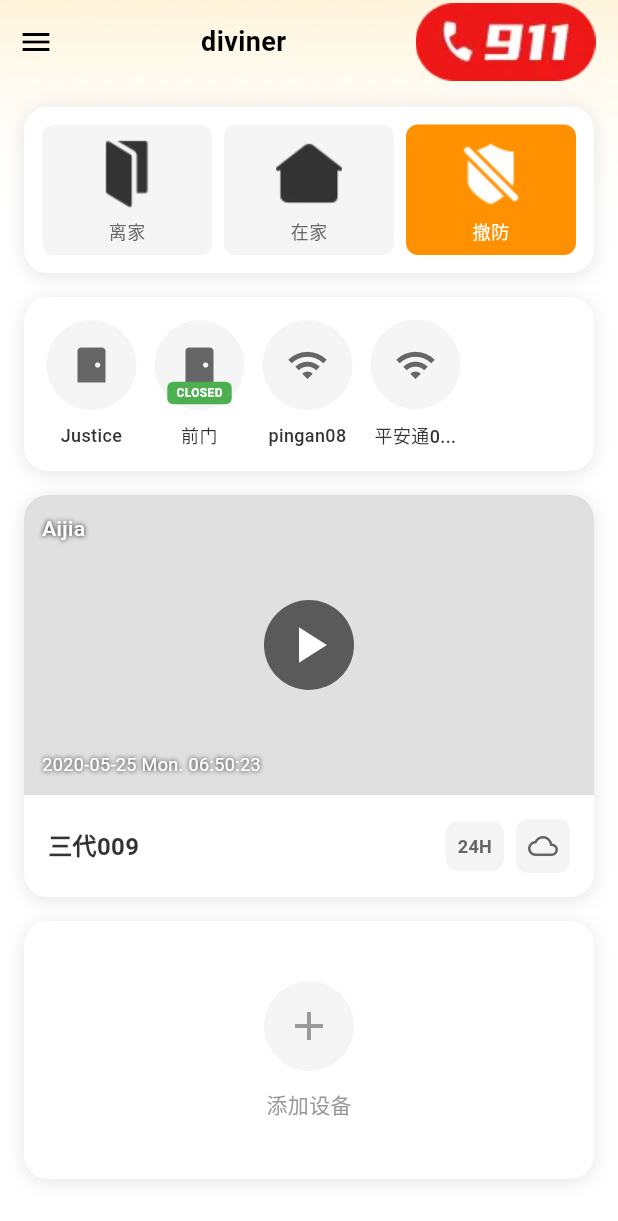
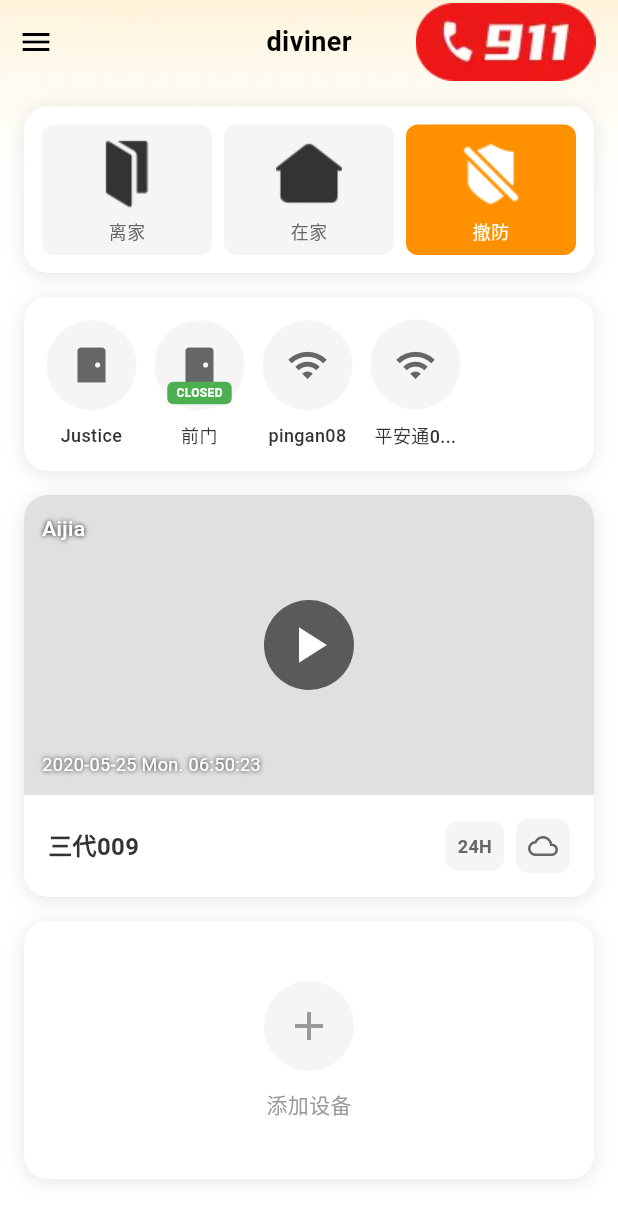
Before and after one commit to HadisNZL/FlutterFlyguy, a Flutter app: the HomePage screen opened directly, on a phone screen of 412 x 824 dp. Shown: the top 1221 px of the screen. Run offline on Flutter 3.47's test engine with Material 3 defaults, Android fonts, the light colour scheme and no system bars; our stand-ins replace device_info_plus, dio, flutter_easyloading, flutter_riverpod, freezed_annotation, go_router and 5 more; accounts and stored records are empty; generated files the repository leaves out were written again.

Commit message:
feat: 实现全局特殊错误码统一处理机制
- 新增错误码常量管理（error_codes.dart）
- 新增全局异常基类 GlobalHandledException
- 实现拦截器 Map 映射（代替 if-else）
- 实现策略模式处理器（Handler + Registry）
- 新增 ErrorHandlerUtil 统一页面错误处理
- 新增防重入机制避免重复弹窗
- 优化退出登录忽略接口错误
- 修复首页标题水平居中问题

```diff
--- a/lib/api/business_api.dart
+++ b/lib/api/business_api.dart
@@ -7,6 +7,7 @@ import '../core/storage/token_storage.dart';
 
 final businessApiProvider = Provider<BusinessApi>((ref) {
   final dio = DioClient.createBusiness(
+    ref: ref,
     tokenStorage: ref.watch(tokenStorageProvider),
   );
   return BusinessApi(dio);
--- /dev/null
+++ b/lib/core/constants/error_codes.dart
@@ -0,0 +1,5 @@
+/// 业务错误码常量
+class BusinessErrorCode {
+  /// OAuth 失败（账号在其他设备登录）
+  static const int accountConflict = 74015;
+}
--- /dev/null
+++ b/lib/core/exceptions/business_exceptions.dart
@@ -0,0 +1,19 @@
+/// 全局处理的异常基类
+/// 标记：此类异常已被全局处理，页面层不需要显示 Toast
+abstract class GlobalHandledException implements Exception {}
+
+/// 账号冲突异常（其他设备登录）
+class AccountConflictException extends GlobalHandledException {
+  AccountConflictException({
+    required this.latestDevice,
+    required this.latestLoginTime,
+    required this.message,
+  });
+
+  final String latestDevice;
+  final String latestLoginTime;
+  final String message;
+
+  @override
+  String toString() => message;
+}
--- /dev/null
+++ b/lib/core/handlers/global_error_handler_registry.dart
@@ -0,0 +1,26 @@
+import 'package:flutter/material.dart';
+import 'package:flutter_riverpod/flutter_riverpod.dart';
+
+import '../exceptions/business_exceptions.dart';
+import 'global_error_handler.dart';
+
+/// 全局错误处理器注册表
+class GlobalErrorHandlerRegistry {
+  /// 处理器映射表
+  static final _handlers = <Type, GlobalErrorHandler>{
+    AccountConflictException: AccountConflictHandler(),
+    // 未来新增特殊错误码，只需在此添加处理器
+  };
+
+  /// 处理全局错误
+  static Future<void> handle(
+    BuildContext context,
+    WidgetRef ref,
+    GlobalHandledException error,
+  ) async {
+    final handler = _handlers[error.runtimeType];
+    if (handler != null) {
+      await handler.handle(context, ref, error);
+    }
+  }
+}
--- a/lib/pages/home/home_page.dart
+++ b/lib/pages/home/home_page.dart
@@ -45,16 +45,22 @@ class HomePage extends StatelessWidget {
           SizedBox(height: MediaQuery.of(context).padding.top),
           SizedBox(
             height: 56,
-            child: Row(
+            child: Stack(
               children: [
-                IconButton(
-                  icon: const Icon(Icons.menu, color: Colors.black),
-                  onPressed: () {},
+                // 左侧菜单按钮
+                Positioned(
+                  left: 0,
+                  top: 0,
+                  bottom: 0,
+                  child: IconButton(
+                    icon: const Icon(Icons.menu, color: Colors.black),
+                    onPressed: () {},
+                  ),
                 ),
-                const Expanded(
+                // 中间标题（绝对居中）
+                const Center(
                   child: Text(
                     'diviner',
-                    textAlign: TextAlign.center,
                     style: TextStyle(
                       color: Colors.black,
                       fontSize: 18,
@@ -62,11 +68,16 @@ class HomePage extends StatelessWidget {
                     ),
                   ),
                 ),
-                Container(
-                  margin: const EdgeInsets.only(right: 15),
-                  child: GestureDetector(
-                    onTap: () {},
-                    child: Image.asset('assets/images/btn_911.png'),
+                // 右侧 911 按钮
+                Positioned(
+                  right: 15,
+                  top: 0,
+                  bottom: 0,
+                  child: Center(
+                    child: GestureDetector(
+                      onTap: () {},
+                      child: Image.asset('assets/images/btn_911.png'),
+                    ),
                   ),
                 ),
               ],
```
Also changed, not shown: lib/core/dio/dio_client.dart (+6 -3 lines), lib/core/dio/interceptors/business_response_interceptor.dart (+62 -1 lines), lib/core/handlers/global_error_handler.dart (added, +42 -0 lines), lib/core/utils/dialog_util.dart (+38 -0 lines), lib/core/utils/error_handler_util.dart (added, +24 -0 lines), lib/main.dart (+12 -0 lines), lib/providers/global/global_error_provider.dart (added, +30 -0 lines), lib/repositories/auth_repository.dart (+10 -3 lines).
